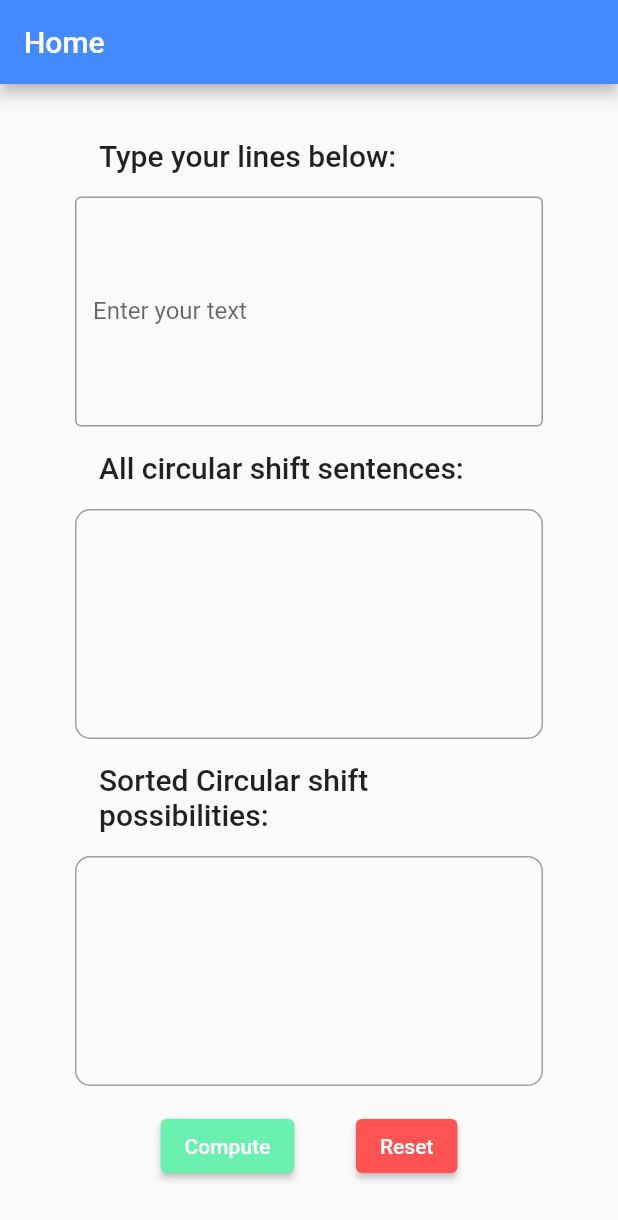
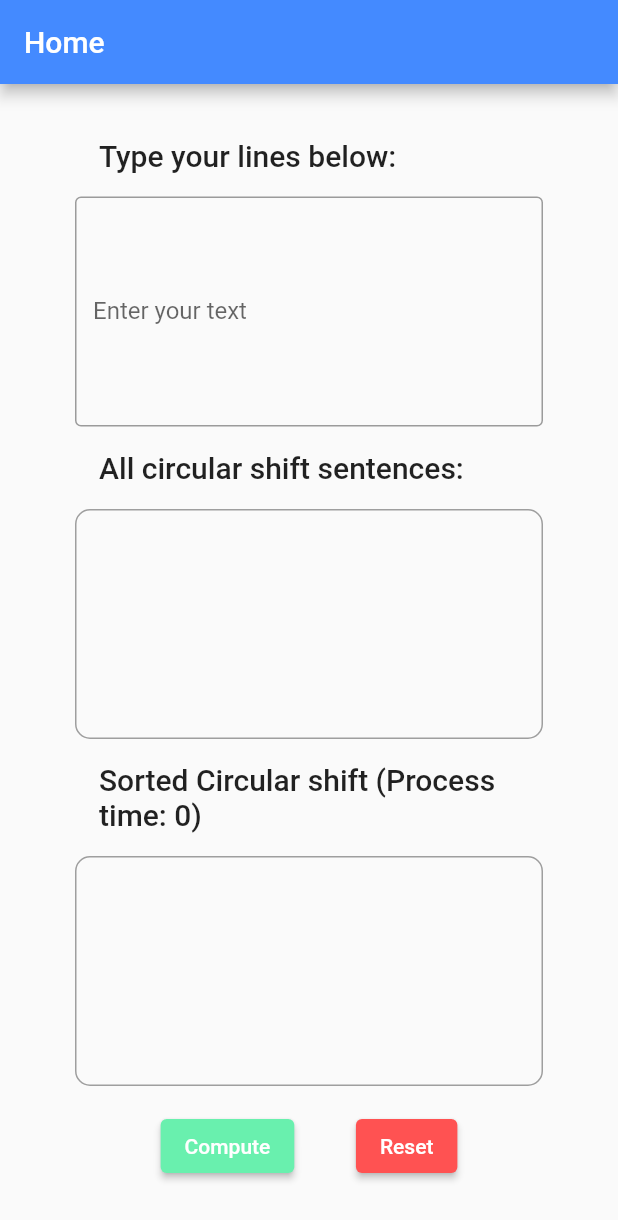
Before and after one commit to Nafeek30/searchEngine, a Flutter app: the screen it shows after launch, after a tap on "Compute", after a tap on "Reset", on a phone screen of 412 x 824 dp. Shown: the top 1220 px of the screen. Run offline on Flutter 3.47's test engine with Material 2 defaults, Android fonts, the light colour scheme and no system bars; our stand-ins replace firebase_core; accounts and stored records are empty.

Commit message:
final update for v2

```diff
--- a/lib/UserInterface.dart
+++ b/lib/UserInterface.dart
@@ -14,6 +14,7 @@ class UserInterfaceState extends State<UserInterfaceScreen> {
   TextEditingController inputController = TextEditingController();
   List<String> allShifts = [];
   List sortedShifts = [];
+  int time = 0;
 
   /// Initialize Instances
   CircularShift circularShift = CircularShift();
@@ -88,7 +89,7 @@ class UserInterfaceState extends State<UserInterfaceScreen> {
             Container(
               padding: const EdgeInsets.all(16.0),
               child: Text(
-                'Sorted Circular shift possibilities: ',
+                'Sorted Circular shift (Process time: $time)',
                 style: Theme.of(context).textTheme.headline6,
               ),
             ),
@@ -127,11 +128,16 @@ class UserInterfaceState extends State<UserInterfaceScreen> {
                       // First cleanup, then generate circular shifts, then sort the sentences by
                       // alphabets (upper/lower case not considered), then finally sort the sentences by
                       // upper/lowercase.
+                      Stopwatch stopwatch = Stopwatch()..start();
                       allShifts.clear();
                       sortedShifts.clear();
                       generateCircularShift();
                       alphabetize.sortLines(sortedShifts);
                       sort.sortLines(sortedShifts);
+                      stopwatch.stop();
+                      setState(() {
+                        time = stopwatch.elapsed.inMilliseconds;
+                      });
                     },
                     style: ElevatedButton.styleFrom(
                       foregroundColor: Colors.white,
@@ -146,6 +152,7 @@ class UserInterfaceState extends State<UserInterfaceScreen> {
                         inputController.clear();
                         allShifts.clear();
                         sortedShifts.clear();
+                        time = 0;
                       });
                     },
                     style: ElevatedButton.styleFrom(
```
